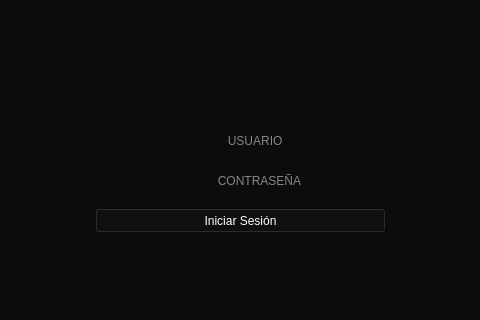
Old version of the form Restaurante/Login/Login.ui in the repository camvaz/restaurante-ihc; both pictures show x 205 to 685 and y 222 to 542 of the 854 by 746 pixel window.
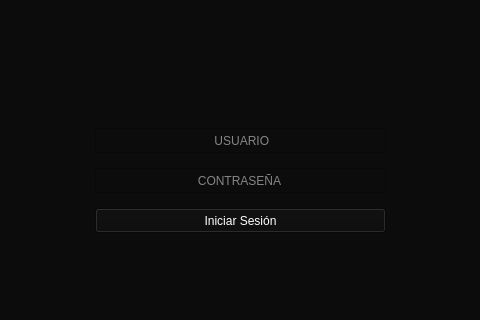
New version of the form.

Diff of the .ui file:
```diff
--- a/Restaurante/Login/Login.ui
+++ b/Restaurante/Login/Login.ui
@@ -43,7 +43,7 @@
     <enum>QLineEdit::Password</enum>
    </property>
    <property name="placeholderText">
-    <string>                                    CONTRASEÑA</string>
+    <string>                              CONTRASEÑA</string>
    </property>
   </widget>
   <widget class="QLineEdit" name="ln_user">
@@ -59,7 +59,7 @@
     <enum>QLineEdit::Password</enum>
    </property>
    <property name="placeholderText">
-    <string>                                       USUARIO</string>
+    <string>                                   USUARIO</string>
    </property>
   </widget>
   <widget class="QPushButton" name="btn_inicioSesion">
```
